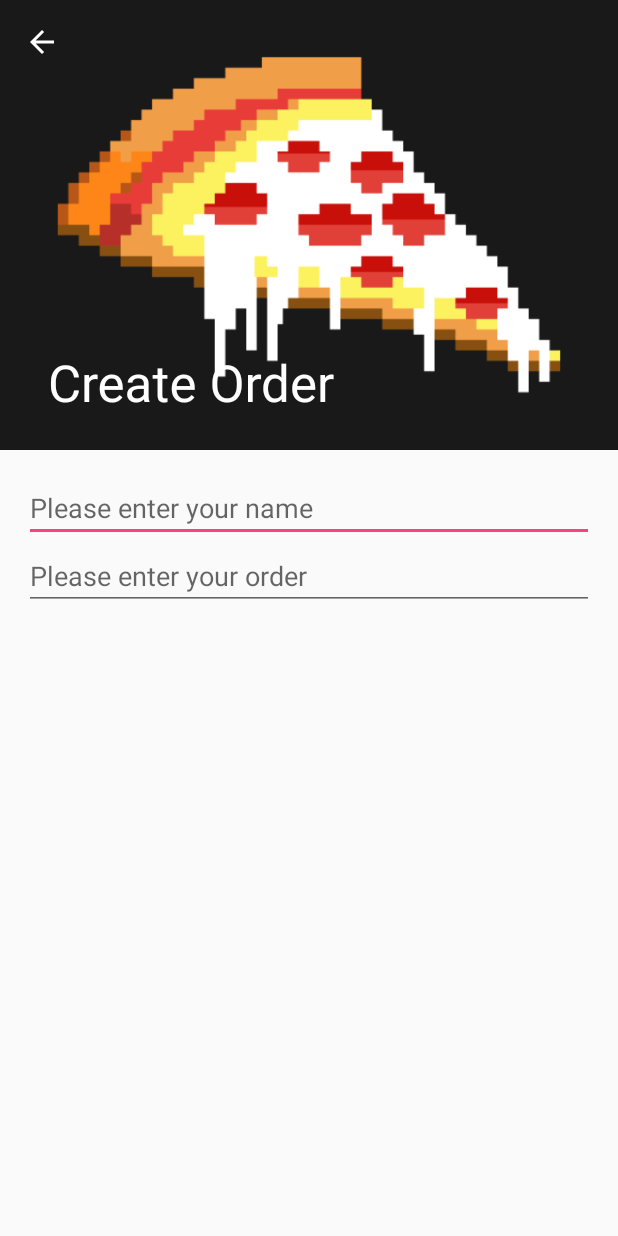
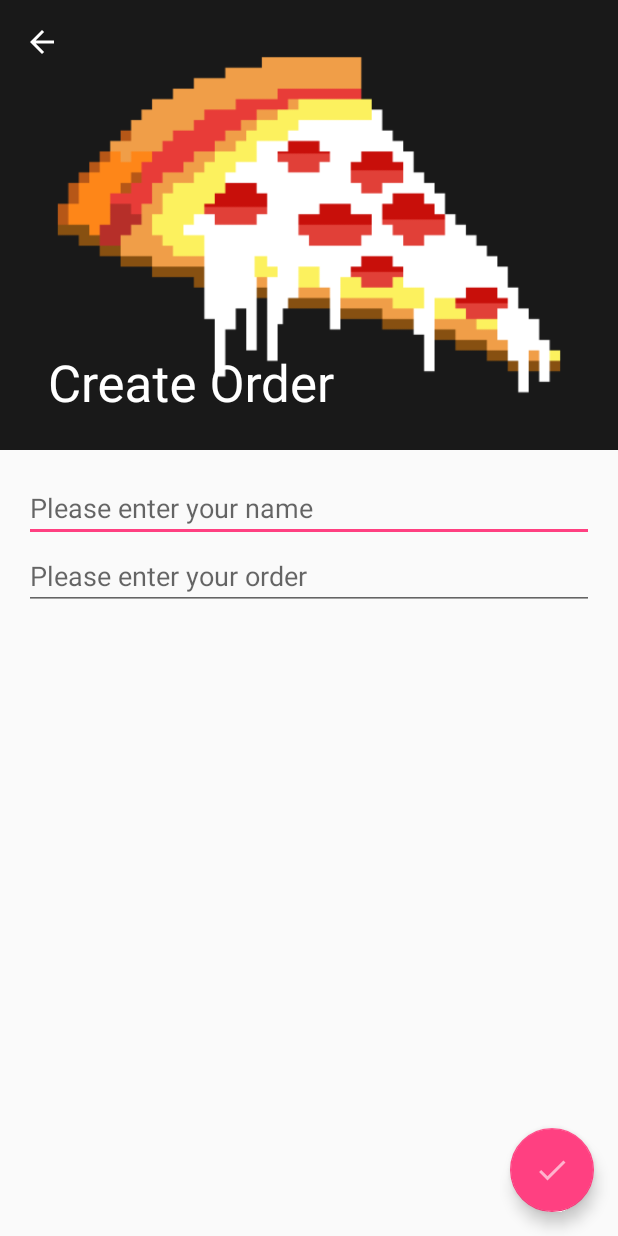
Before and after one commit to AugustoPauloSilva/CardapioRestaurante, an Android app: the OrderActivity screen opened directly, with no data from a screen before it, on a phone screen of 412 x 824 dp. Run offline under Robolectric (Android 15) with nearby library versions, the phone set to English and light mode, and no system bars.

Commit message:
Added Floating Button to OrderActivity

```diff
--- /dev/null
+++ b/app/src/main/res/drawable-anydpi/ic_done_white.xml
@@ -0,0 +1,11 @@
+<vector xmlns:android="http://schemas.android.com/apk/res/android"
+    android:width="24dp"
+    android:height="24dp"
+    android:viewportWidth="24"
+    android:viewportHeight="24"
+    android:tint="#333333"
+    android:alpha="0.6">
+  <path
+      android:fillColor="@android:color/white"
+      android:pathData="M9,16.2L4.8,12l-1.4,1.4L9,19 21,7l-1.4,-1.4L9,16.2z"/>
+</vector>
--- a/app/src/main/res/layout/activity_order.xml
+++ b/app/src/main/res/layout/activity_order.xml
@@ -57,4 +57,13 @@
                 android:hint="@string/order_details_hint" />
         </LinearLayout>
     </androidx.core.widget.NestedScrollView>
+
+    <com.google.android.material.floatingactionbutton.FloatingActionButton
+        android:layout_width="wrap_content"
+        android:layout_height="wrap_content"
+        android:layout_gravity="end|bottom"
+        android:layout_margin="16dp"
+        android:src="@drawable/ic_done_white"
+        android:tint="@color/white"
+        android:onClick="onClickDone" />
 </androidx.coordinatorlayout.widget.CoordinatorLayout>
```
Also changed, not shown: app/src/main/java/com/example/cardapiorestaurante/OrderActivity.java (+20 -0 lines), app/src/main/res/drawable-hdpi/ic_done_white.png (added), app/src/main/res/drawable-mdpi/ic_done_white.png (added), app/src/main/res/drawable-xhdpi/ic_done_white.png (added), app/src/main/res/drawable-xxhdpi/ic_done_white.png (added).
